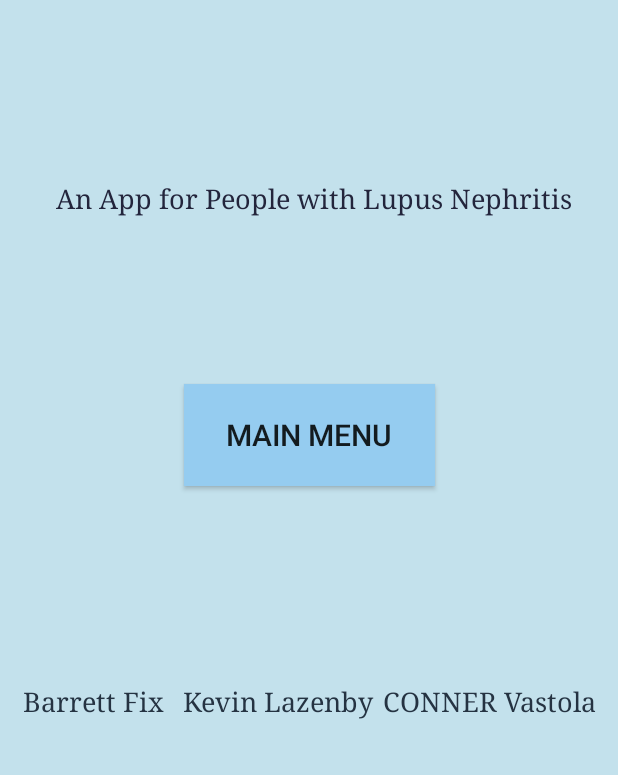
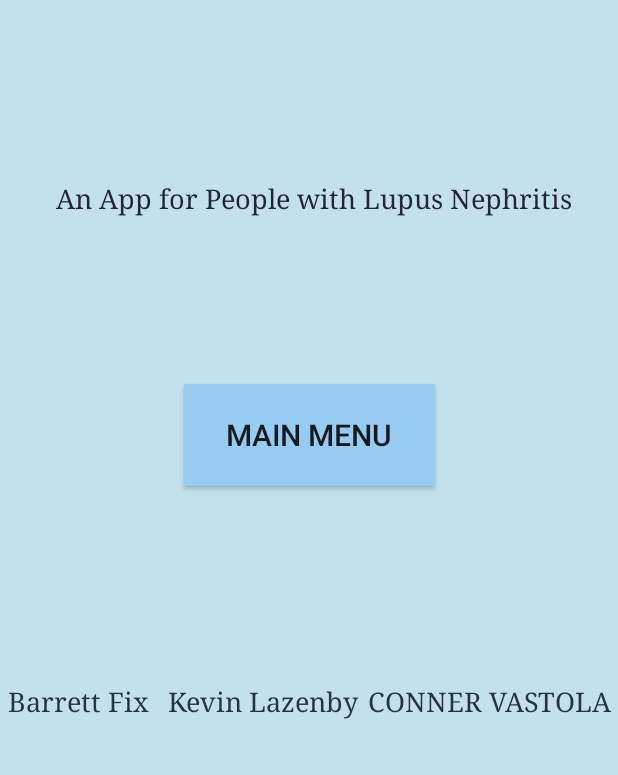
Before and after one commit to kevinlazenby/LupusLabsRepository, an Android app: the screen it shows after launch (MainActivity), on a phone screen of 412 x 824 dp, the part 461-1236 px from its top. Run offline under Robolectric (Android 15) with nearby library versions, the phone set to English and light mode, and no system bars.

Commit message:
Changing my name to all caps

```diff
--- a/app/src/main/res/layout/activity_main.xml
+++ b/app/src/main/res/layout/activity_main.xml
@@ -28,7 +28,7 @@
         android:layout_width="408dp"
         android:layout_height="64dp"
         android:gravity="center"
-        android:text="Barrett Fix\tKevin Lazenby\tCONNER Vastola"
+        android:text="Barrett Fix\tKevin Lazenby\tCONNER VASTOLA"
         android:textColor="#253342"
         android:textSize="18sp"
         app:fontFamily="serif"
```
